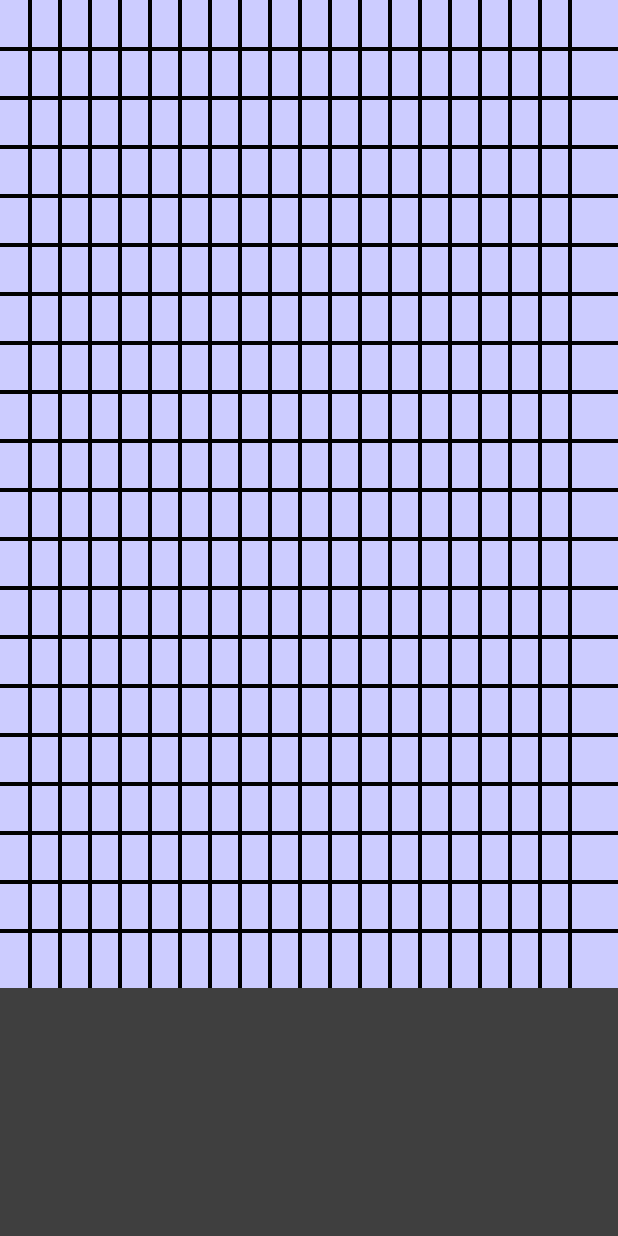
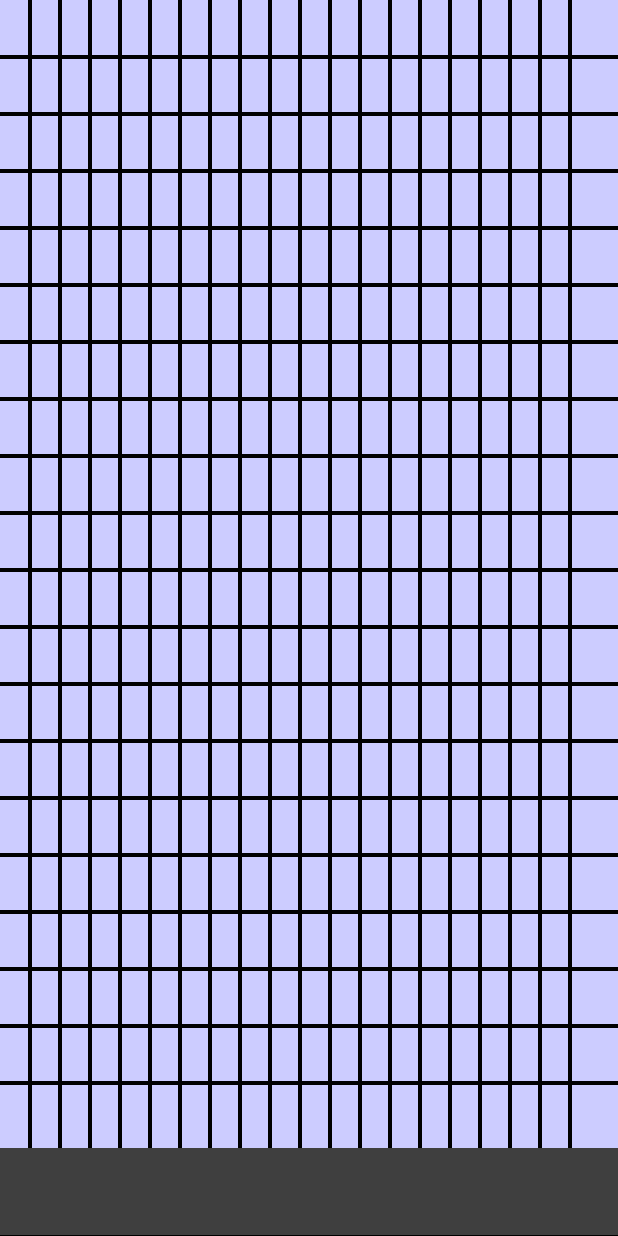
Before and after one commit to MushroomOdin/QwikAxRepo, an Android app: the layout activity_main.xml on its own in the app's theme, with its tools: preview values and no code run, on a phone screen of 412 x 824 dp. Run offline under Robolectric (Android 15) with nearby library versions, the phone set to English and light mode, and no system bars.

Commit message:
layout files

```diff
--- a/QwikAx/app/src/main/res/layout/activity_main.xml
+++ b/QwikAx/app/src/main/res/layout/activity_main.xml
@@ -39,8 +39,8 @@
         <ExpandableListView
             android:id="@+id/applicationListView"
             android:layout_width="fill_parent"
-            android:layout_height="0px"
-            android:layout_weight="1"
+            android:layout_height="1px"
+            android:layout_weight="0.3"
             android:background="#3f3f3f"
             android:divider="@android:color/black"
             android:dividerHeight="2dp"
```
Also changed, not shown: QwikAx/app/src/main/res/layout/notification_list.xml (added, +13 -0 lines).
